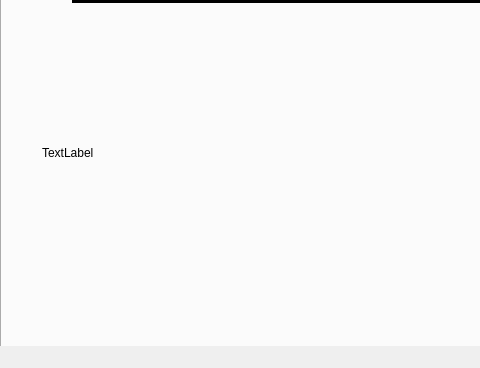
Above: sonicApp/mainscreen.ui from vuandy50/Assignment-4 before the change; both pictures show x 0 to 480 and y 85 to 453 of the 659 by 453 pixel window. Below: the same form after it.
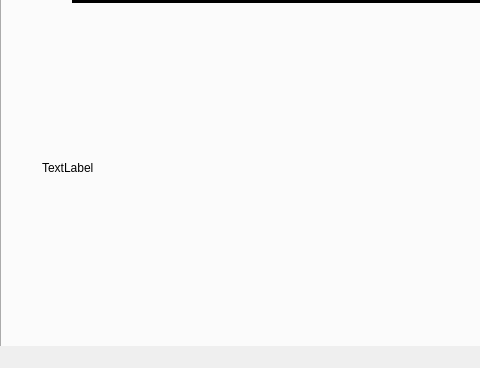
That is the form after the change. The open tabs and pages were chosen to show the change.

Diff of the .ui file:
```diff
--- a/sonicApp/mainscreen.ui
+++ b/sonicApp/mainscreen.ui
@@ -58,7 +58,7 @@
         <x>40</x>
         <y>80</y>
         <width>571</width>
-        <height>261</height>
+        <height>291</height>
        </rect>
       </property>
       <property name="text">
```
Left out of the diff: 4 changed lines with no effect on the pictures.
